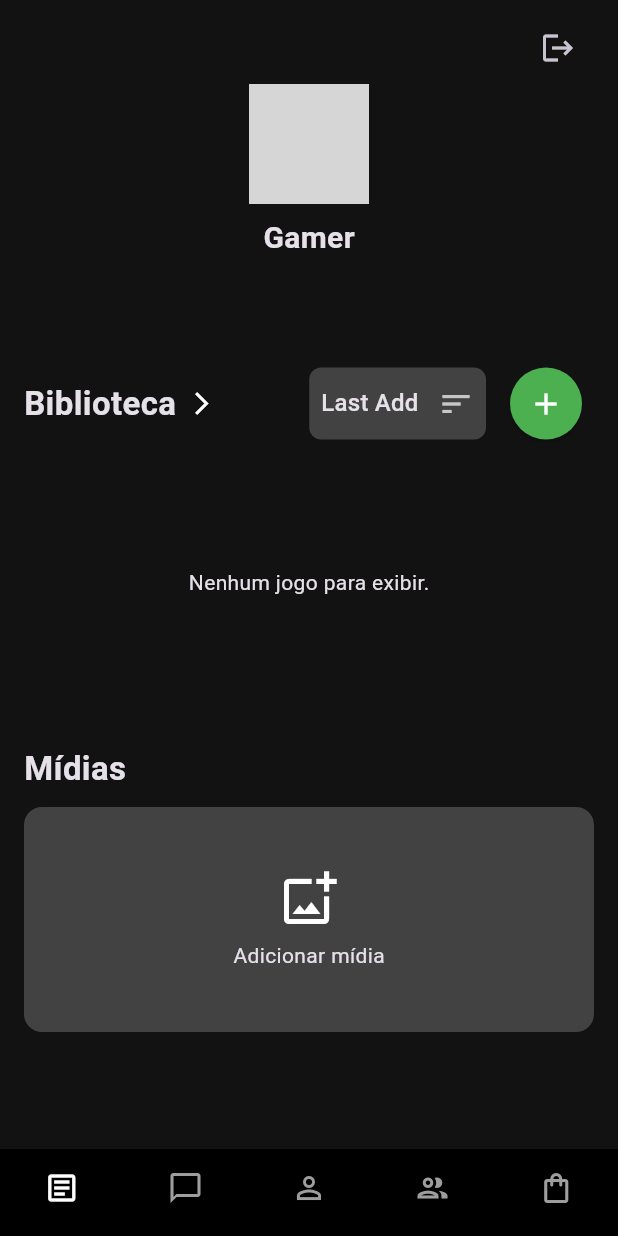
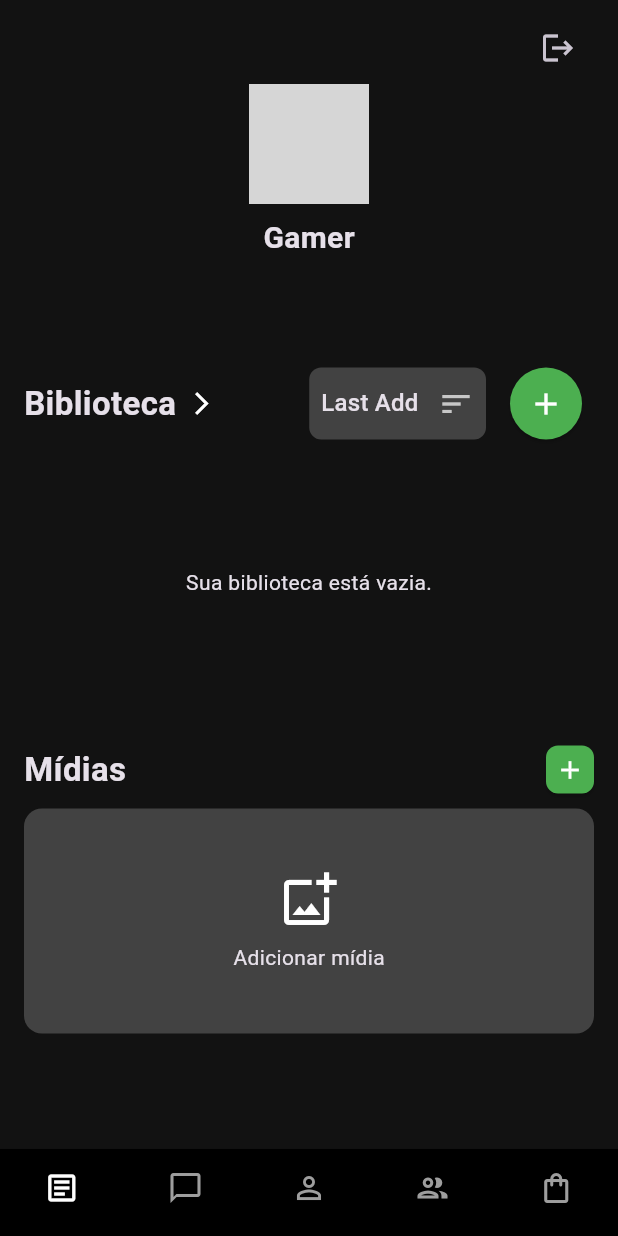
Before and after one commit to cgonssalves/my0games, a Flutter app: the screen it shows after launch, after a tap on "Adicionar mídia", on a phone screen of 412 x 824 dp. Run offline on Flutter 3.47's test engine with Material 3 defaults, Android fonts, the light colour scheme and no system bars; our stand-ins replace drift, image_picker, shared_preferences; accounts and stored records are empty; generated files the repository leaves out were written again; network calls fail; grey boxes are pictures that could not be loaded.

Commit message:
better midias

```diff
--- a/lib/screens/home_screen.dart
+++ b/lib/screens/home_screen.dart
@@ -2,9 +2,11 @@ import 'package:flutter/material.dart';
 import 'package:shared_preferences/shared_preferences.dart';
 import 'package:image_picker/image_picker.dart';
 import 'dart:io';
+import 'dart:ui';
 import 'dart:collection';
 import 'game_search_screen.dart';
 import 'library_screen.dart';
+import 'media_screen.dart';
 import '../database/database.dart';
 import 'login_screen.dart';
 
@@ -18,9 +20,9 @@ class HomeScreen extends StatefulWidget {
 class _HomeScreenState extends State<HomeScreen> {
   late AppDatabase _database;
   String _gamerName = "Carregando...";
-  File? _selectedMedia;
   SortMode _sortMode = SortMode.lastAdded;
   int _selectedIndex = 2;
+  List<File> _mediaFiles = [];
 
   @override
   void initState() {
@@ -37,27 +39,29 @@ class _HomeScreenState extends State<HomeScreen> {
 
   Future<void> _loadUserData() async {
     final prefs = await SharedPreferences.getInstance();
-    final mediaPath = prefs.getString('mediaImagePath');
+    final mediaPaths = prefs.getStringList('mediaImagePaths') ?? [];
     if (mounted) {
       setState(() {
         _gamerName = prefs.getString('gamerName') ?? 'Gamer';
-        if (mediaPath != null) {
-          _selectedMedia = File(mediaPath);
-        }
+        _mediaFiles = mediaPaths.map((path) => File(path)).toList();
       });
     }
   }
 
   Future<void> _pickMedia() async {
     final picker = ImagePicker();
-    final pickedFile = await picker.pickImage(source: ImageSource.gallery);
+    final pickedFiles = await picker.pickMultiImage();
 
-    if (pickedFile != null) {
+    if (pickedFiles.isNotEmpty) {
       final prefs = await SharedPreferences.getInstance();
-      await prefs.setString('mediaImagePath', pickedFile.path);
-      setState(() {
-        _selectedMedia = File(pickedFile.path);
-      });
+
+      final newFiles = pickedFiles.map((file) => File(file.path)).toList();
+      _mediaFiles.addAll(newFiles);
+
+      final updatedPaths = _mediaFiles.map((file) => file.path).toList();
+      await prefs.setStringList('mediaImagePaths', updatedPaths);
+
+      setState(() {});
     }
   }
 
@@ -70,6 +74,12 @@ class _HomeScreenState extends State<HomeScreen> {
   void _navigateToLibraryScreen() {
     Navigator.of(context).push(MaterialPageRoute(
       builder: (context) => LibraryScreen(database: _database),
+    ));
+  }
+
+  void _navigateToMediaScreen() {
+    Navigator.of(context).push(MaterialPageRoute(
+      builder: (context) => MediaScreen(mediaFiles: _mediaFiles),
     ));
   }
 
@@ -126,15 +136,11 @@ class _HomeScreenState extends State<HomeScreen> {
               .where((g) => g.status != 'lista de desejos')
               .map((g) => g.platform)).toList();
 
-            final playingGames = allGames.where((game) => game.status == 'jogando').toList();
-            final libraryGames = allGames.where((game) => game.status != 'jogando').toList();
-
             return SingleChildScrollView(
               child: Padding(
                 padding: const EdgeInsets.symmetric(vertical: 8.0),
                 child: Column(
                   children: [
-                    // Seção do Perfil
                     Padding(
                       padding: const EdgeInsets.symmetric(horizontal: 16.0),
                       child: Row(
@@ -148,19 +154,6 @@ class _HomeScreenState extends State<HomeScreen> {
                     const SizedBox(height: 16),
                     _buildPlatformIndicator(userPlatforms),
                     const SizedBox(height: 24),
-
-                    // Seção 'Jogando'
-                    if (playingGames.isNotEmpty) ...[
-                      Padding(
-                        padding: const EdgeInsets.symmetric(horizontal: 16.0),
-                        child: _buildSectionHeader("Jogando"),
-                      ),
-                      const SizedBox(height: 10),
-                      _buildHorizontalGameList(playingGames),
-                      const SizedBox(height: 24),
-                    ],
-
-                    // Seção Biblioteca
                     Padding(
                       padding: const EdgeInsets.symmetric(horizontal: 16.0),
                       child: Row(
@@ -196,9 +189,8 @@ class _HomeScreenState extends State<HomeScreen> {
                       ),
                     ),
                     const SizedBox(height: 10),
-                    _buildHorizontalGameList(libraryGames),
+                    _buildHorizontalGameList(allGames),
                     const SizedBox(height: 24),
-
                     _buildMediaSection(),
                   ],
                 ),
@@ -227,9 +219,44 @@ class _HomeScreenState extends State<HomeScreen> {
     );
   }
 
+  Widget _buildSortDropdown() {
+    return Container(
+      padding: const EdgeInsets.symmetric(horizontal: 8.0),
+      height: 48,
+      decoration: BoxDecoration(color: Colors.grey.shade800, borderRadius: BorderRadius.circular(8.0)),
+      child: DropdownButton<SortMode>(
+        value: _sortMode,
+        onChanged: (SortMode? newValue) {
+          if (newValue != null) setState(() => _sortMode = newValue);
+        },
+        underline: Container(),
+        icon: const Icon(Icons.sort),
+        items: const [
+          DropdownMenuItem(value: SortMode.lastAdded, child: Text("Last Add")),
+          DropdownMenuItem(value: SortMode.firstAdded, child: Text("First Add")),
+          DropdownMenuItem(value: SortMode.az, child: Text("A - Z")),
+          DropdownMenuItem(value: SortMode.platinados, child: Text("Platinados")),
+          DropdownMenuItem(value: SortMode.wishlist, child: Text("Wishlist")),
+        ],
+      ),
+    );
+  }
+
+  Widget _buildPlatformIndicator(List<String> platforms) {
+    if (platforms.isEmpty) return const SizedBox(height: 32);
+    return Container(
+      alignment: Alignment.center,
+      padding: const EdgeInsets.symmetric(horizontal: 16.0),
+      child: Wrap(
+        spacing: 8.0, runSpacing: 8.0, alignment: WrapAlignment.center,
+        children: platforms.map((platform) => Chip(label: Text(platform))).toList(),
+      ),
+    );
+  }
+
   Widget _buildHorizontalGameList(List<Game> games) {
     if (games.isEmpty) {
-      return const SizedBox(height: 170, child: Center(child: Text("Nenhum jogo para exibir.")));
+      return const SizedBox(height: 170, child: Center(child: Text("Sua biblioteca está vazia.")));
     }
     return SizedBox(
       height: 170,
@@ -271,69 +298,114 @@ class _HomeScreenState extends State<HomeScreen> {
     );
   }
 
-  Widget _buildSectionHeader(String title) {
-    return Align(
-      alignment: Alignment.centerLeft,
-      child: Text(title, style: const TextStyle(fontSize: 22, fontWeight: FontWeight.bold)),
-    );
-  }
-
-  Widget _buildSortDropdown() {
-    return Container(
-      padding: const EdgeInsets.symmetric(horizontal: 8.0),
-      height: 48,
-      decoration: BoxDecoration(color: Colors.grey.shade800, borderRadius: BorderRadius.circular(8.0)),
-      child: DropdownButton<SortMode>(
-        value: _sortMode,
-        onChanged: (SortMode? newValue) {
-          if (newValue != null) setState(() => _sortMode = newValue);
-        },
-        underline: Container(),
-        icon: const Icon(Icons.sort),
-        items: const [
-          DropdownMenuItem(value: SortMode.lastAdded, child: Text("Last Add")),
-          DropdownMenuItem(value: SortMode.firstAdded, child: Text("First Add")),
-          DropdownMenuItem(value: SortMode.az, child: Text("A - Z")),
-          DropdownMenuItem(value: SortMode.platinados, child: Text("Platinados")),
-          DropdownMenuItem(value: SortMode.wishlist, child: Text("Wishlist")),
+  Widget _buildMediaSection() {
+    return Padding(
+      padding: const EdgeInsets.symmetric(horizontal: 16.0),
+      child: Column(
+        children: [
+          Row(
+            mainAxisAlignment: MainAxisAlignment.spaceBetween,
+            children: [
+              const Text("Mídias", style: TextStyle(fontSize: 22, fontWeight: FontWeight.bold)),
+              SizedBox(
+                height: 32,
+                width: 32,
+                child: ElevatedButton(
+                  onPressed: _pickMedia,
+                  style: ElevatedButton.styleFrom(
+                    padding: EdgeInsets.zero,
+                    shape: RoundedRectangleBorder(borderRadius: BorderRadius.circular(8)),
+                  ),
+                  child: const Icon(Icons.add, size: 20),
+                ),
+              ),
+            ],
+          ),
+          const SizedBox(height: 10),
+          _buildMediaGridPreview(),
         ],
       ),
     );
   }
 
-  Widget _buildPlatformIndicator(List<String> platforms) {
-    if (platforms.isEmpty) return const SizedBox(height: 32);
-    return Container(
-      alignment: Alignment.center,
-      padding: const EdgeInsets.symmetric(horizontal: 16.0),
-      child: Wrap(
-        spacing: 8.0, runSpacing: 8.0, alignment: WrapAlignment.center,
-        children: platforms.map((platform) => Chip(label: Text(platform))).toList(),
-      ),
+  Widget _buildMediaGridPreview() {
+    if (_mediaFiles.isEmpty) {
+      return GestureDetector(
+        onTap: _pickMedia,
+        child: Container(
+          height: 150,
+          width: double.infinity,
+          decoration: BoxDecoration(color: Colors.grey.shade800, borderRadius: BorderRadius.circular(12)),
+          child: const Column(mainAxisAlignment: MainAxisAlignment.center, children: [Icon(Icons.add_photo_alternate_outlined, size: 40), SizedBox(height: 8), Text("Adicionar mídia")]),
+        ),
+      );
+    }
+
+    return LayoutBuilder(
+      builder: (context, constraints) {
+        final width = constraints.maxWidth;
+        final smallImageSize = (width - 8) / 3;
+        final largeImageHeight = smallImageSize * 2 + 8;
+
+        return SizedBox(
+          height: largeImageHeight,
+          child: Row(
+            crossAxisAlignment: CrossAxisAlignment.start,
+            children: [
+              SizedBox(
+                width: width * 0.65,
+                height: largeImageHeight,
+                child: _buildMediaItem(_mediaFiles[0]),
+              ),
+              const SizedBox(width: 8),
+              SizedBox(
+                width: width * 0.35 - 8,
+                child: Column(
+                  children: [
+                    SizedBox(
+                      height: smallImageSize,
+                      child: _mediaFiles.length > 1 ? _buildMediaItem(_mediaFiles[1]) : Container(),
+                    ),
+                    const SizedBox(height: 8),
+                    SizedBox(
+                      height: smallImageSize,
+                      child: _mediaFiles.length > 2 ? _buildSeeMoreItem(_mediaFiles[2]) : Container(),
+                    ),
+                  ],
+                ),
+              ),
+            ],
+          ),
+        );
+      },
     );
   }
 
-  Widget _buildMediaSection() {
-    return Padding(
-      padding: const EdgeInsets.symmetric(horizontal: 16.0),
-      child: Column(
-        crossAxisAlignment: CrossAxisAlignment.start,
-        children: [
-          _buildSectionHeader("Mídias"),
-          const SizedBox(height: 10),
-          if (_selectedMedia == null)
-            GestureDetector(
-              onTap: _pickMedia,
-              child: Container(
-                height: 150,
-                width: double.infinity,
-                decoration: BoxDecoration(color: Colors.grey.shade800, borderRadius: BorderRadius.circular(12)),
-                child: const Column(mainAxisAlignment: MainAxisAlignment.center, children: [Icon(Icons.add_photo_alternate_outlined, size: 40), SizedBox(height: 8), Text("Adicionar mídia")]),
-              ),
-            )
-          else
-            ClipRRect(borderRadius: BorderRadius.circular(12), child: Image.file(_selectedMedia!, height: 200, width: double.infinity, fit: BoxFit.cover)),
-        ],
+  Widget _buildMediaItem(File imageFile) {
+    return ClipRRect(
+      borderRadius: BorderRadius.circular(12.0),
+      child: Image.file(imageFile, fit: BoxFit.cover, width: double.infinity, height: double.infinity),
+    );
+  }
+
+  Widget _buildSeeMoreItem(File imageFile) {
+    return GestureDetector(
+      onTap: _navigateToMediaScreen,
+      child: ClipRRect(
+        borderRadius: BorderRadius.circular(12.0),
+        child: Stack(
+          fit: StackFit.expand,
+          children: [
+            Image.file(imageFile, fit: BoxFit.cover),
+            BackdropFilter(
+              filter: ImageFilter.blur(sigmaX: 4.0, sigmaY: 4.0),
+              child: Container(color: Colors.black.withOpacity(0.2)),
+            ),
+            const Center(
+              child: Icon(Icons.arrow_forward_ios, color: Colors.white, size: 30),
+            ),
+          ],
+        ),
       ),
     );
   }
```
Also changed, not shown: lib/screens/media_screen.dart (added, +35 -0 lines).
